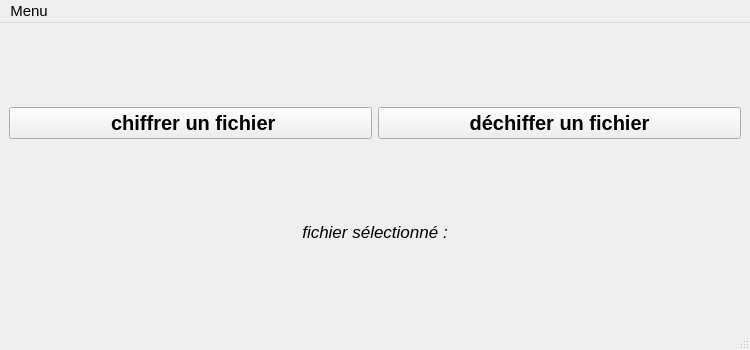
First picture: the form in UI/mainwindow.ui, repository Gawdamn/chiffrement_AES, before the edit.
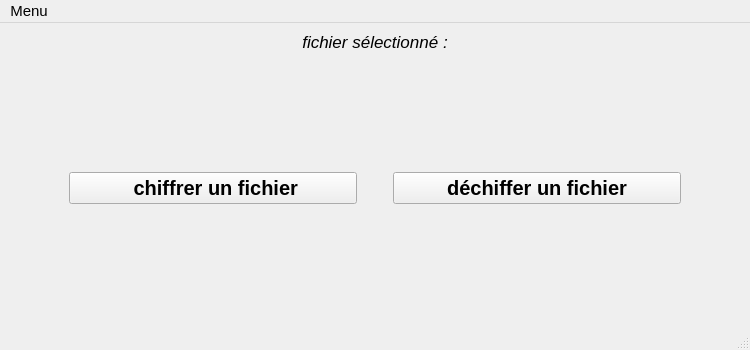
Second picture: the form after the edit. Icons and pictures are not drawn.

Commit message: amélioration esthétique de l'interface principale (ajout d'icons)

The edit to the form file:
```diff
--- a/UI/mainwindow.ui
+++ b/UI/mainwindow.ui
@@ -17,6 +17,19 @@
    <layout class="QGridLayout" name="gridLayout">
     <item row="1" column="0">
      <layout class="QHBoxLayout" name="horizontalLayout">
+      <item>
+       <spacer name="verticalSpacer">
+        <property name="orientation">
+         <enum>Qt::Vertical</enum>
+        </property>
+        <property name="sizeHint" stdset="0">
+         <size>
+          <width>60</width>
+          <height>5</height>
+         </size>
+        </property>
+       </spacer>
+      </item>
       <item>
        <widget class="QPushButton" name="encryptButton">
         <property name="font">
@@ -28,8 +41,34 @@
         <property name="text">
          <string> chiffrer un fichier</string>
         </property>
+        <property name="icon">
+         <iconset resource="../resources/resources.qrc">
+          <normaloff>:/images/icon_chiffrement.png</normaloff>:/images/icon_chiffrement.png</iconset>
+        </property>
+        <property name="iconSize">
+         <size>
+          <width>75</width>
+          <height>75</height>
+         </size>
+        </property>
+        <property name="shortcut">
+         <string>Ctrl+C</string>
+        </property>
        </widget>
       </item>
+      <item>
+       <spacer name="verticalSpacer_3">
+        <property name="orientation">
+         <enum>Qt::Vertical</enum>
+        </property>
+        <property name="sizeHint" stdset="0">
+         <size>
+          <width>30</width>
+          <height>5</height>
+         </size>
+        </property>
+       </spacer>
+      </item>
       <item>
        <widget class="QPushButton" name="decryptButton">
         <property name="font">
@@ -41,11 +80,43 @@
         <property name="text">
          <string>déchiffer un fichier</string>
         </property>
+        <property name="icon">
+         <iconset resource="../resources/resources.qrc">
+          <normaloff>:/images/icon_dechiffrement.png</normaloff>:/images/icon_dechiffrement.png</iconset>
+        </property>
+        <property name="iconSize">
+         <size>
+          <width>75</width>
+          <height>75</height>
+         </size>
+        </property>
+        <property name="shortcut">
+         <string>Ctrl+D</string>
+        </property>
+        <property name="checkable">
+         <bool>false</bool>
+        </property>
+        <property name="checked">
+         <bool>false</bool>
+        </property>
        </widget>
       </item>
+      <item>
+       <spacer name="verticalSpacer_2">
+        <property name="orientation">
+         <enum>Qt::Vertical</enum>
+        </property>
+        <property name="sizeHint" stdset="0">
+         <size>
+          <width>60</width>
+          <height>5</height>
+         </size>
+        </property>
+       </spacer>
+      </item>
      </layout>
     </item>
-    <item row="3" column="0">
+    <item row="0" column="0">
      <layout class="QHBoxLayout" name="horizontalLayout_2">
       <item>
        <widget class="QLabel" name="fileLabel">
@@ -65,19 +136,6 @@
       </item>
      </layout>
     </item>
-    <item row="0" column="0">
-     <spacer name="horizontalSpacer">
-      <property name="orientation">
-       <enum>Qt::Horizontal</enum>
-      </property>
-      <property name="sizeHint" stdset="0">
-       <size>
-        <width>40</width>
-        <height>75</height>
-       </size>
-      </property>
-     </spacer>
-    </item>
    </layout>
   </widget>
   <widget class="QMenuBar" name="menubar">
```
Left out of the diff: 8 changed lines with no effect on the pictures. The commit also changes 3 other files.
